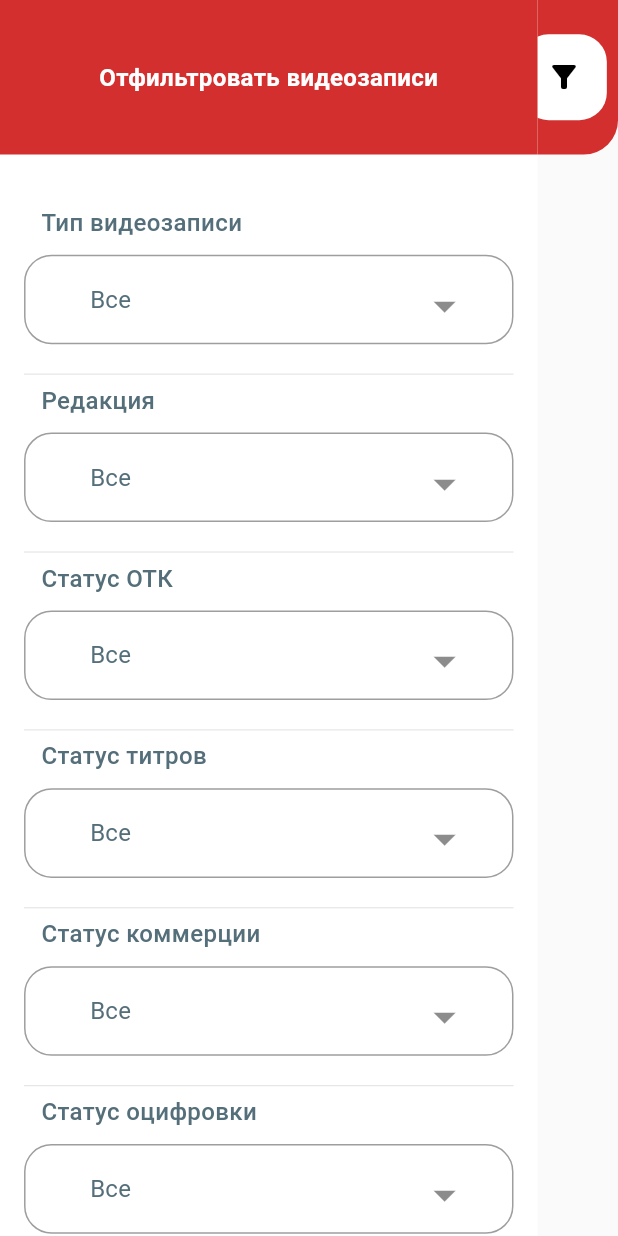
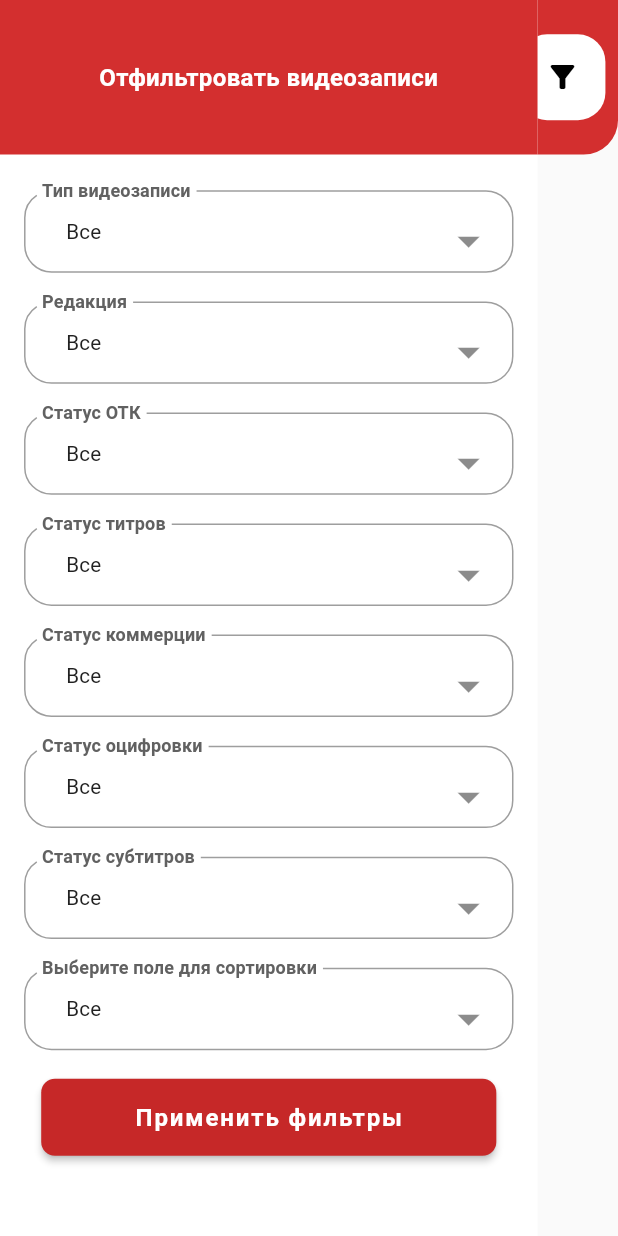
Before and after one commit to RedFox802/TVC, a Flutter app: the GeneralScreen screen opened directly, on a phone screen of 412 x 824 dp. Run offline on Flutter 3.47's test engine with Material 2 defaults, Android fonts, the phone set to English and light mode, and no system bars; our stand-ins replace cloud_firestore, device_preview, dropdown_button2, firebase_auth, firebase_core, flutter_bloc and 6 more; missing offline and left inert: flutter_sliding_up_panel; accounts and stored records are empty; generated files the repository leaves out were written again.

Commit message:
исправлены фильтры

```diff
--- a/lib/components/app_constants.dart
+++ b/lib/components/app_constants.dart
@@ -3,7 +3,9 @@ abstract class AppConstants {
   static RegExp idPattern = RegExp(r"^\d{5}$");
 
   static const List<String> allFields = [
+    '-',
     'Название',
+    'Дата регистрации',
     'Тип видеозаписи',
     'Редакция',
     'Статус ОТК',
--- a/lib/components/app_text_button.dart
+++ b/lib/components/app_text_button.dart
@@ -6,21 +6,28 @@ import 'app_text_style.dart';
 class AppRedTextButton extends StatelessWidget {
   final String text;
   final void Function() onPressed;
-  final double indent;
+  final double horizontalIndent;
+  final double verticalIndent;
+  final double height;
 
   const AppRedTextButton({
     Key? key,
     required this.text,
     required this.onPressed,
-    this.indent = 20,
+    this.horizontalIndent = 20,
+    this.verticalIndent = 40,
+    this.height = 50,
   }) : super(key: key);
 
   @override
   Widget build(BuildContext context) {
     return Padding(
-      padding: EdgeInsets.only(bottom: 40.h, right: indent.w, left: indent.w),
+      padding: EdgeInsets.only(
+          bottom: verticalIndent.h,
+          right: horizontalIndent.w,
+          left: horizontalIndent.w),
       child: SizedBox(
-        height: 50.h,
+        height: height.h,
         width: MediaQuery.of(context).size.width,
         child: ElevatedButton(
           onPressed: onPressed,
--- a/lib/features/filters_penel/presentation/app_drop_field.dart
+++ b/lib/features/filters_penel/presentation/app_drop_field.dart
@@ -26,31 +26,21 @@ class _AppDropFieldState extends State<AppDropField> {
   @override
   Widget build(BuildContext context) {
     return Column(
-      crossAxisAlignment: CrossAxisAlignment.start,
       children: [
-        if(!widget.first)
-          const Divider(),
-        Padding(
-          padding: EdgeInsets.only(left: 10.w),
-          child: Text(
-            widget.description,
-            style: AppTextStyles.normalW500S14,
-          ),
-        ),
-        SizedBox(height: 10.h),
         SizedBox(
-          height: 50.h,
+          height: 46.h,
           child: DropdownButtonFormField2(
             onSaved: widget.onChanged,
             onChanged: widget.onChanged,
             isExpanded: true,
             iconSize: 30.h,
-            buttonHeight: 50.h,
-            buttonPadding: EdgeInsets.symmetric(horizontal: 14.w),
+            buttonHeight: 30.h,
+            //buttonPadding: EdgeInsets.symmetric(horizontal: 14.w),
             dropdownDecoration: BoxDecoration(
               borderRadius: BorderRadius.circular(16.r),
             ),
             decoration: InputDecoration(
+              label: Text(widget.description,style: AppTextStyles.normalW600S14,),
               isDense: true,
               border: OutlineInputBorder(
                 borderRadius: BorderRadius.circular(16.r),
@@ -58,7 +48,7 @@ class _AppDropFieldState extends State<AppDropField> {
             ),
             hint: Text(
               'Все',
-              style: AppTextStyles.normalW400S14,
+              style: AppTextStyles.normal400S12,
             ),
             icon: const Icon(
               Icons.arrow_drop_down,
@@ -70,14 +60,14 @@ class _AppDropFieldState extends State<AppDropField> {
                     value: item,
                     child: Text(
                       item,
-                      style: AppTextStyles.normalW600S14,
+                      style: AppTextStyles.normal400S12,
                     ),
                   ),
                 )
                 .toList(),
           ),
         ),
-        SizedBox(height: 10.h),
+        SizedBox(height:16.h),
       ],
     );
   }
--- a/lib/features/filters_penel/presentation/filters_panel.dart
+++ b/lib/features/filters_penel/presentation/filters_panel.dart
@@ -23,6 +23,7 @@ class FiltersPanel extends StatefulWidget {
 }
 
 class _FiltersPanelState extends State<FiltersPanel> {
+  final _formKey = GlobalKey<FormState>();
   String type = '';
   String editing = '';
   String editingState = '';
@@ -31,6 +32,7 @@ class _FiltersPanelState extends State<FiltersPanel> {
   String commerceState = '';
   String digitalizationState = '';
   String subtitlesState = '';
+  String sort = '';
 
   @override
   Widget build(BuildContext context) {
@@ -45,6 +47,8 @@ class _FiltersPanelState extends State<FiltersPanel> {
         child: Container(
           width: size.width * 0.76.w,
           color: Colors.white,
+          child: Form(
+            key: _formKey,
             child: Column(
               children: [
                 Container(
@@ -54,15 +58,16 @@ class _FiltersPanelState extends State<FiltersPanel> {
                   width: size.width,
                   child: Text(
                     'Отфильтровать видеозаписи',
-                  style: AppTextStyles.normalW600S14.copyWith(color: Colors.white),
+                    style: AppTextStyles.normalW600S14
+                        .copyWith(color: Colors.white),
                     textAlign: TextAlign.center,
                   ),
                 ),
-              SizedBox(height: 10.h),
-              Expanded(
-                child: ListView(
-                  padding: EdgeInsets.symmetric(horizontal: 14.w, vertical: 20.h),
+                Padding(
+                  padding: EdgeInsets.symmetric(horizontal: 14.w),
+                  child: Column(
                     children: [
+                      SizedBox(height: 20.h),
                       AppDropField(
                         description: "Тип видеозаписи",
                         first: true,
@@ -127,11 +132,22 @@ class _FiltersPanelState extends State<FiltersPanel> {
                           });
                         },
                       ),
-                    SizedBox(height: 20.h),
+                      AppDropField(
+                        description: "Выберите поле для сортировки",
+                        itemsList: AppConstants.allFields,
+                        onChanged: (String? item) {
+                          setState(() {
+                            sort = item ?? '';
+                          });
+                        },
+                      ),
                       AppRedTextButton(
+                        height: 36.h,
                         text: "Применить фильтры",
-                      indent: 0,
+                        horizontalIndent: 10,
+                        verticalIndent: 0,
                         onPressed: () {
+                          widget.controller.hide();
                           Map<String, String> filters =
                               AppConstants.createFiltersMap(
                             type,
@@ -142,12 +158,8 @@ class _FiltersPanelState extends State<FiltersPanel> {
                             digitalizationState,
                             subtitlesState,
                           );
-
-                        widget.controller.hide();
-
-                        context
-                            .read<VideoListCubit>()
-                            .getFilteredVideoList(filters);
+                          context.read<VideoListCubit>().getFilteredVideoList(
+                              filters, sort == '-' ? '' : sort);
                         },
                       ),
                     ],
@@ -156,6 +168,7 @@ class _FiltersPanelState extends State<FiltersPanel> {
               ],
             ),
           ),
+        ),
       );
     });
   }
--- a/lib/features/general_page/domain/state/video_list_state.dart
+++ b/lib/features/general_page/domain/state/video_list_state.dart
@@ -9,7 +9,5 @@ class VideoListState with _$VideoListState {
     @Default(false) final bool error,
     @Default(false) final bool loading,
     @Default([]) final List<VideoRecordingEntity> videos,
-    @Default({}) final Map<String,String> filters,
-    @Default([]) final List<String> sorts,
   }) = _VideoListState;
 }
--- a/lib/features/help_page/presentation/screens/help_screen.dart
+++ b/lib/features/help_page/presentation/screens/help_screen.dart
@@ -29,7 +29,7 @@ class HelpScreen extends StatelessWidget {
                 return const GeneralScreen();
               },
             ),
-            (route) => true,
+            (route) => false,
           );
         },
         skipTextButton: Text(
--- a/lib/features/login_page/domain/login_cubit.dart
+++ b/lib/features/login_page/domain/login_cubit.dart
@@ -13,6 +13,11 @@ class LoginCubit extends Cubit<LoginState> {
 
   final LoginDataStorage _loginDataStorage = LoginDataStorage();
   final FirebaseAuthService _authService = FirebaseAuthService();
+
+  void emitError(){
+    emit(state.copyWith(error: true));
+  }
+
 
   Future<void> loadLoginData() async {
     try {
--- a/pubspec.yaml
+++ b/pubspec.yaml
@@ -34,6 +34,7 @@ dependencies:
   expandable_fab_menu: ^0.0.1
   kumi_popup_window: ^2.0.1
   firebase_auth: ^3.4.1
+  flutter_form_builder: ^7.4.0
 
 dev_dependencies:
   flutter_test:
```
Also changed, not shown: lib/features/general_page/data/videos_firebase_repository.dart (+25 -16 lines), lib/features/general_page/domain/video_list_cubit.dart (+8 -18 lines), lib/features/general_page/presentation/components/sort_menu_container.dart (deleted, +0 -117 lines), lib/features/general_page/presentation/screens/general_screen.dart (+5 -45 lines), lib/features/login_page/presentation/screens/login_screen.dart (+5 -2 lines), pubspec.lock. Lines whose indentation alone changed are shown as unchanged.
